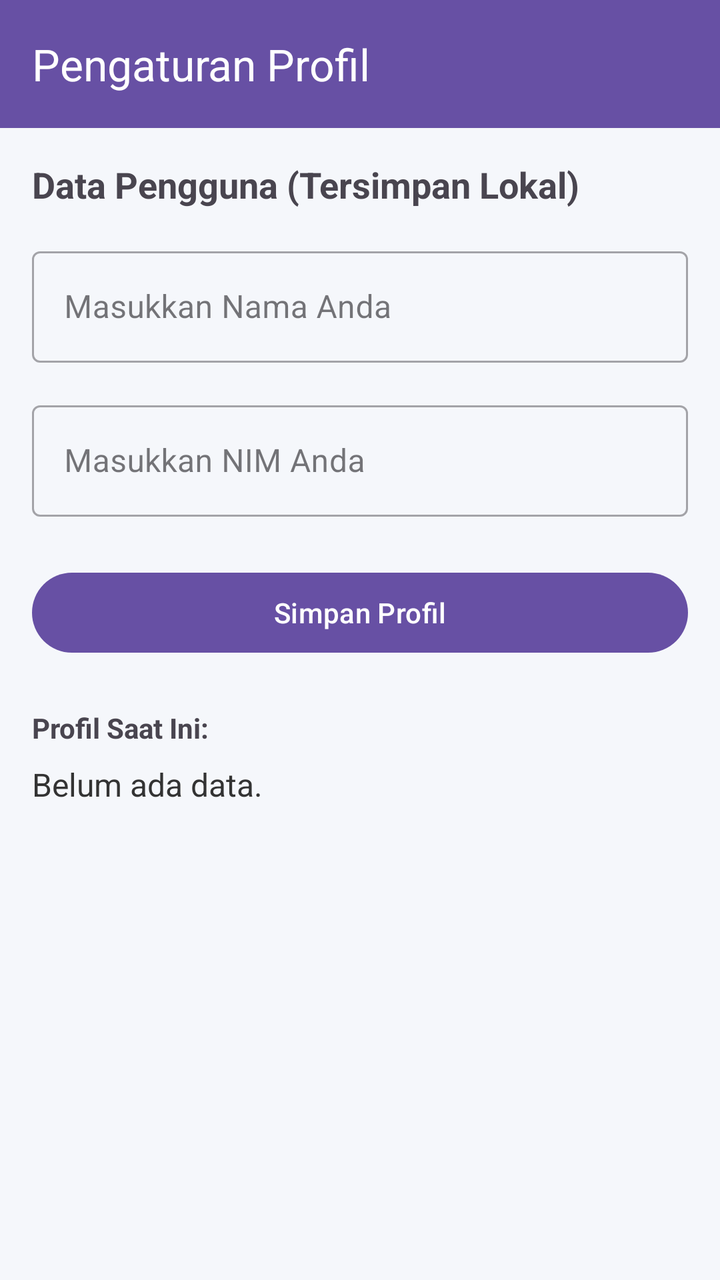
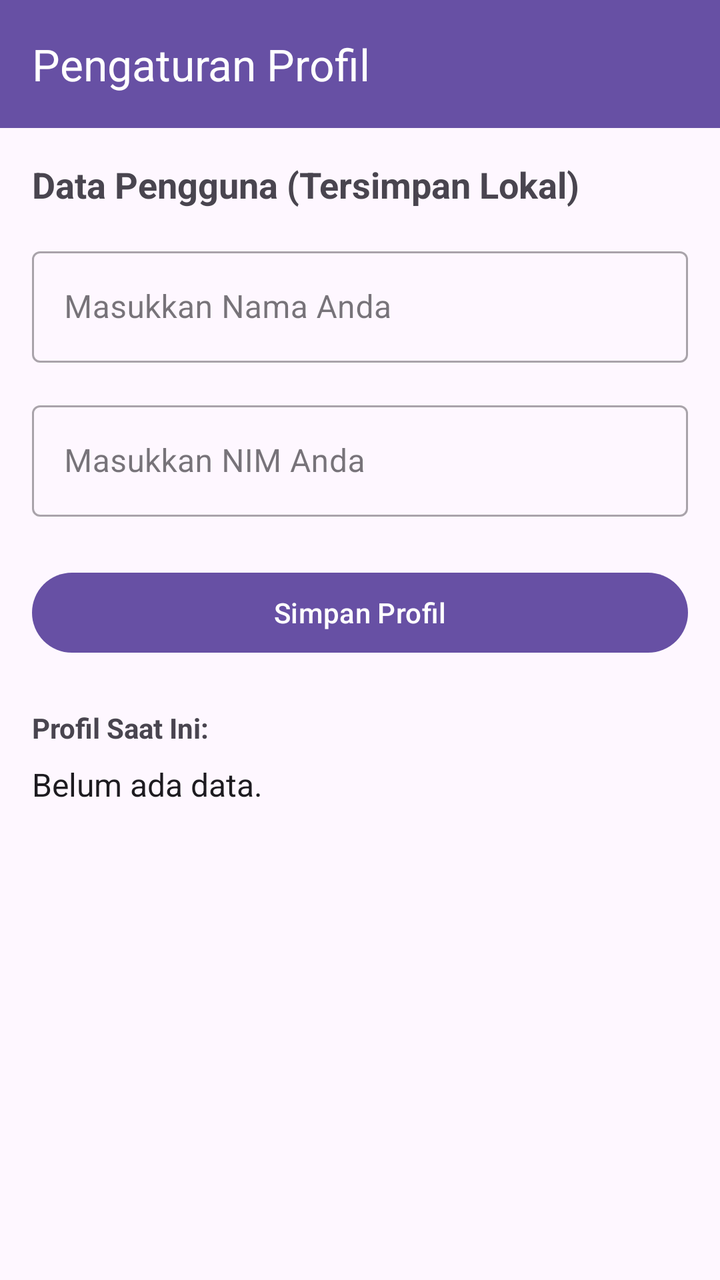

Compare the two renders of this Android layout. The source of the first and the diff that turns it into the second are given below.
<!-- AndroidManifest.xml: application theme Theme.ProjectFarrelMobileProgramming -->
<!-- res/layout/activity_settings.xml -->
<?xml version="1.0" encoding="utf-8"?>
<androidx.coordinatorlayout.widget.CoordinatorLayout 
    xmlns:android="http://schemas.android.com/apk/res/android"
    xmlns:app="http://schemas.android.com/apk/res-auto"
    android:layout_width="match_parent"
    android:layout_height="match_parent"
    android:background="#F5F7FB">

    <com.google.android.material.appbar.AppBarLayout
        android:layout_width="match_parent"
        android:layout_height="wrap_content">

        <com.google.android.material.appbar.MaterialToolbar
            android:id="@+id/toolbarSettings"
            android:layout_width="match_parent"
            android:layout_height="?attr/actionBarSize"
            android:background="?attr/colorPrimary"
            app:title="Pengaturan Profil"
            app:titleTextColor="@android:color/white"
            app:navigationIconTint="@android:color/white" />
    </com.google.android.material.appbar.AppBarLayout>

    <LinearLayout
        android:layout_width="match_parent"
        android:layout_height="match_parent"
        android:orientation="vertical"
        android:padding="16dp"
        app:layout_behavior="@string/appbar_scrolling_view_behavior">

        <TextView
            android:layout_width="wrap_content"
            android:layout_height="wrap_content"
            android:text="Data Pengguna (Tersimpan Lokal)"
            android:textStyle="bold"
            android:textSize="18sp"
            android:layout_marginBottom="16dp"/>

        <com.google.android.material.textfield.TextInputLayout
            android:layout_width="match_parent"
            android:layout_height="wrap_content"
            android:hint="Masukkan Nama Anda"
            style="@style/Widget.MaterialComponents.TextInputLayout.OutlinedBox"
            android:layout_marginBottom="16dp">

            <com.google.android.material.textfield.TextInputEditText
                android:id="@+id/etName"
                android:layout_width="match_parent"
                android:layout_height="wrap_content" />
        </com.google.android.material.textfield.TextInputLayout>
        
        <com.google.android.material.textfield.TextInputLayout
            android:layout_width="match_parent"
            android:layout_height="wrap_content"
            android:hint="Masukkan NIM Anda"
            style="@style/Widget.MaterialComponents.TextInputLayout.OutlinedBox"
            android:layout_marginBottom="24dp">

            <com.google.android.material.textfield.TextInputEditText
                android:id="@+id/etNim"
                android:layout_width="match_parent"
                android:layout_height="wrap_content"
                android:inputType="number" />
        </com.google.android.material.textfield.TextInputLayout>

        <com.google.android.material.button.MaterialButton
            android:id="@+id/btnSaveSettings"
            android:layout_width="match_parent"
            android:layout_height="wrap_content"
            android:text="Simpan Profil"
            android:layout_marginBottom="24dp" />

        <TextView
            android:layout_width="match_parent"
            android:layout_height="wrap_content"
            android:text="Profil Saat Ini:"
            android:textStyle="bold"
            android:layout_marginBottom="8dp"/>

        <TextView
            android:id="@+id/tvCurrentProfile"
            android:layout_width="match_parent"
            android:layout_height="wrap_content"
            android:text="Belum ada data."
            android:textColor="#333333"
            android:textSize="16sp"/>

    </LinearLayout>

</androidx.coordinatorlayout.widget.CoordinatorLayout>
<!-- resources referenced by this layout -->
<resources>
  <style name="Theme.ProjectFarrelMobileProgramming" parent="Base.Theme.ProjectFarrelMobileProgramming" />
  <style name="Base.Theme.ProjectFarrelMobileProgramming" parent="Theme.Material3.DayNight.NoActionBar">
          
          
      </style>
</resources>

<!-- the commit's change to res/layout/activity_settings.xml (unified diff, before → after) -->
@@ -4,7 +4,7 @@
     xmlns:app="http://schemas.android.com/apk/res-auto"
     android:layout_width="match_parent"
     android:layout_height="match_parent"
-    android:background="#F5F7FB">
+    android:background="?android:attr/colorBackground">
 
     <com.google.android.material.appbar.AppBarLayout
         android:layout_width="match_parent"
@@ -15,7 +15,7 @@
             android:layout_width="match_parent"
             android:layout_height="?attr/actionBarSize"
             android:background="?attr/colorPrimary"
-            app:title="Pengaturan Profil"
+            app:title="@string/ui_title_pengaturan_profil_112"
             app:titleTextColor="@android:color/white"
             app:navigationIconTint="@android:color/white" />
     </com.google.android.material.appbar.AppBarLayout>
@@ -30,7 +30,7 @@
         <TextView
             android:layout_width="wrap_content"
             android:layout_height="wrap_content"
-            android:text="Data Pengguna (Tersimpan Lokal)"
+            android:text="@string/ui_data_pengguna_tersimpan_lokal_30"
             android:textStyle="bold"
             android:textSize="18sp"
             android:layout_marginBottom="16dp"/>
@@ -38,7 +38,7 @@
         <com.google.android.material.textfield.TextInputLayout
             android:layout_width="match_parent"
             android:layout_height="wrap_content"
-            android:hint="Masukkan Nama Anda"
+            android:hint="@string/ui_masukkan_nama_anda_31"
             style="@style/Widget.MaterialComponents.TextInputLayout.OutlinedBox"
             android:layout_marginBottom="16dp">
 
@@ -51,7 +51,7 @@
         <com.google.android.material.textfield.TextInputLayout
             android:layout_width="match_parent"
             android:layout_height="wrap_content"
-            android:hint="Masukkan NIM Anda"
+            android:hint="@string/ui_masukkan_nim_anda_32"
             style="@style/Widget.MaterialComponents.TextInputLayout.OutlinedBox"
             android:layout_marginBottom="24dp">
 
@@ -66,13 +66,13 @@
             android:id="@+id/btnSaveSettings"
             android:layout_width="match_parent"
             android:layout_height="wrap_content"
-            android:text="Simpan Profil"
+            android:text="@string/ui_simpan_profil_33"
             android:layout_marginBottom="24dp" />
 
         <TextView
             android:layout_width="match_parent"
             android:layout_height="wrap_content"
-            android:text="Profil Saat Ini:"
+            android:text="@string/ui_profil_saat_ini_34"
             android:textStyle="bold"
             android:layout_marginBottom="8dp"/>
 
@@ -80,8 +80,8 @@
             android:id="@+id/tvCurrentProfile"
             android:layout_width="match_parent"
             android:layout_height="wrap_content"
-            android:text="Belum ada data."
-            android:textColor="#333333"
+            android:text="@string/ui_belum_ada_data_35"
+            android:textColor="?attr/colorOnSurface"
             android:textSize="16sp"/>
 
     </LinearLayout>
<!-- resource entries referenced after the edit -->
@@ -1,5 +1,12 @@
 <!-- resources referenced by this layout -->
 <resources>
+  <string name="ui_belum_ada_data_35">Belum ada data.</string>
+  <string name="ui_data_pengguna_tersimpan_lokal_30">Data Pengguna (Tersimpan Lokal)</string>
+  <string name="ui_masukkan_nama_anda_31">Masukkan Nama Anda</string>
+  <string name="ui_masukkan_nim_anda_32">Masukkan NIM Anda</string>
+  <string name="ui_profil_saat_ini_34">Profil Saat Ini:</string>
+  <string name="ui_simpan_profil_33">Simpan Profil</string>
+  <string name="ui_title_pengaturan_profil_112">Pengaturan Profil</string>
   <style name="Theme.ProjectFarrelMobileProgramming" parent="Base.Theme.ProjectFarrelMobileProgramming" />
   <style name="Base.Theme.ProjectFarrelMobileProgramming" parent="Theme.Material3.DayNight.NoActionBar">
           
